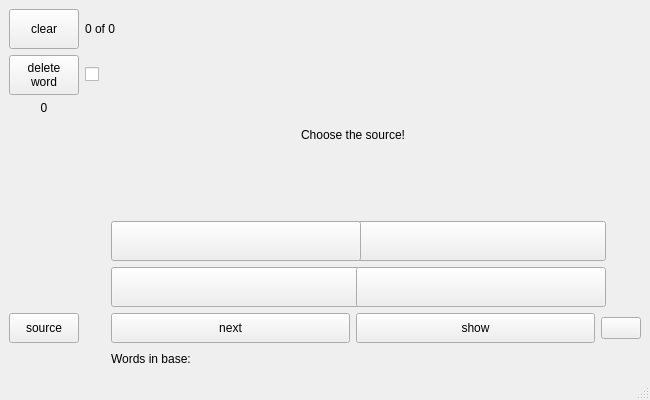
First picture: the form in engWords/mainwindow.ui, repository Vladimir-Khlghatyan/engWords, before the edit.
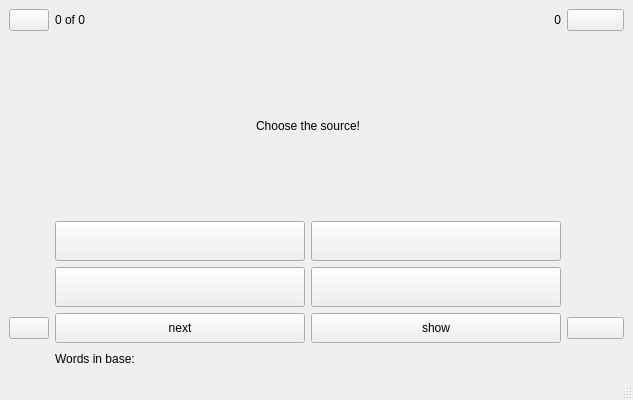
Second picture: the form after the edit.

Commit message: REDESIGN - added icons for buttons

The edit to the form file:
```diff
--- a/engWords/mainwindow.ui
+++ b/engWords/mainwindow.ui
@@ -6,85 +6,60 @@
    <rect>
     <x>0</x>
     <y>0</y>
-    <width>650</width>
+    <width>633</width>
     <height>400</height>
    </rect>
   </property>
-  <property name="minimumSize">
-   <size>
-    <width>650</width>
-    <height>400</height>
-   </size>
-  </property>
-  <property name="maximumSize">
-   <size>
-    <width>650</width>
-    <height>400</height>
-   </size>
-  </property>
   <property name="windowTitle">
    <string>MainWindow</string>
   </property>
   <widget class="QWidget" name="centralwidget">
    <layout class="QGridLayout" name="gridLayout_2">
-    <item row="6" column="5">
-     <spacer name="horizontalSpacer">
-      <property name="orientation">
-       <enum>Qt::Horizontal</enum>
-      </property>
-      <property name="sizeHint" stdset="0">
+    <item row="0" column="4">
+     <widget class="QLabel" name="dltLabel">
+      <property name="maximumSize">
        <size>
-        <width>40</width>
+        <width>16777215</width>
         <height>20</height>
        </size>
       </property>
-     </spacer>
-    </item>
-    <item row="6" column="4">
-     <widget class="QPushButton" name="pushButton_1">
-      <property name="minimumSize">
-       <size>
-        <width>250</width>
-        <height>40</height>
-       </size>
-      </property>
       <property name="text">
-       <string/>
+       <string>0</string>
       </property>
-     </widget>
-    </item>
-    <item row="6" column="3">
-     <widget class="QPushButton" name="pushButton_0">
-      <property name="minimumSize">
-       <size>
-        <width>250</width>
-        <height>40</height>
-       </size>
+      <property name="alignment">
+       <set>Qt::AlignRight|Qt::AlignTrailing|Qt::AlignVCenter</set>
       </property>
-      <property name="text">
-       <string/>
-      </property>
      </widget>
     </item>
-    <item row="0" column="0">
-     <widget class="QPushButton" name="clear">
+    <item row="10" column="2" colspan="2">
+     <widget class="QLabel" name="wordCount">
       <property name="minimumSize">
        <size>
         <width>0</width>
-        <height>40</height>
+        <height>20</height>
        </size>
       </property>
       <property name="maximumSize">
        <size>
-        <width>70</width>
-        <height>16777215</height>
+        <width>16777215</width>
+        <height>20</height>
        </size>
       </property>
-      <property name="layoutDirection">
-       <enum>Qt::LeftToRight</enum>
+      <property name="text">
+       <string>Words in base: </string>
       </property>
+     </widget>
+    </item>
+    <item row="8" column="4">
+     <widget class="QPushButton" name="pushButton_3">
+      <property name="minimumSize">
+       <size>
+        <width>250</width>
+        <height>40</height>
+       </size>
+      </property>
       <property name="text">
-       <string>clear</string>
+       <string/>
       </property>
      </widget>
     </item>
@@ -101,53 +76,7 @@
       </property>
      </spacer>
     </item>
-    <item row="0" column="5">
-     <spacer name="horizontalSpacer_4">
-      <property name="orientation">
-       <enum>Qt::Horizontal</enum>
-      </property>
-      <property name="sizeHint" stdset="0">
-       <size>
-        <width>40</width>
-        <height>20</height>
-       </size>
-      </property>
-     </spacer>
-    </item>
-    <item row="6" column="0">
-     <spacer name="horizontalSpacer_3">
-      <property name="orientation">
-       <enum>Qt::Horizontal</enum>
-      </property>
-      <property name="sizeHint" stdset="0">
-       <size>
-        <width>40</width>
-        <height>20</height>
-       </size>
-      </property>
-     </spacer>
-    </item>
-    <item row="8" column="3">
-     <widget class="QPushButton" name="pushButton_2">
-      <property name="minimumSize">
-       <size>
-        <width>250</width>
-        <height>40</height>
-       </size>
-      </property>
-      <property name="text">
-       <string/>
-      </property>
-     </widget>
-    </item>
-    <item row="1" column="1">
-     <widget class="QCheckBox" name="checkBox">
-      <property name="text">
-       <string/>
-      </property>
-     </widget>
-    </item>
-    <item row="0" column="1" colspan="4">
+    <item row="0" column="2" colspan="2">
      <widget class="QLabel" name="countLabel">
       <property name="maximumSize">
        <size>
@@ -163,70 +92,21 @@
       </property>
      </widget>
     </item>
-    <item row="1" column="0">
-     <widget class="QPushButton" name="dlt">
-      <property name="minimumSize">
-       <size>
-        <width>0</width>
-        <height>40</height>
-       </size>
-      </property>
-      <property name="maximumSize">
-       <size>
-        <width>70</width>
-        <height>16777215</height>
-       </size>
-      </property>
-      <property name="text">
-       <string>delete
-word</string>
-      </property>
-     </widget>
-    </item>
-    <item row="2" column="0">
-     <widget class="QLabel" name="dltLabel">
-      <property name="text">
-       <string>0</string>
-      </property>
-      <property name="alignment">
-       <set>Qt::AlignHCenter|Qt::AlignTop</set>
-      </property>
-     </widget>
-    </item>
-    <item row="8" column="0">
-     <spacer name="horizontalSpacer_1">
-      <property name="orientation">
-       <enum>Qt::Horizontal</enum>
-      </property>
-      <property name="sizeHint" stdset="0">
-       <size>
-        <width>40</width>
-        <height>20</height>
-       </size>
-      </property>
-     </spacer>
-    </item>
-    <item row="9" column="0">
-     <widget class="QPushButton" name="source">
+    <item row="9" column="4">
+     <widget class="QPushButton" name="show">
       <property name="minimumSize">
        <size>
         <width>0</width>
         <height>30</height>
        </size>
       </property>
-      <property name="maximumSize">
-       <size>
-        <width>70</width>
-        <height>16777215</height>
-       </size>
-      </property>
       <property name="text">
-       <string>source</string>
+       <string>show</string>
       </property>
      </widget>
     </item>
-    <item row="8" column="4">
-     <widget class="QPushButton" name="pushButton_3">
+    <item row="8" column="2" colspan="2">
+     <widget class="QPushButton" name="pushButton_2">
       <property name="minimumSize">
        <size>
         <width>250</width>
@@ -238,26 +118,7 @@
       </property>
      </widget>
     </item>
-    <item row="10" column="3">
-     <widget class="QLabel" name="wordCount">
-      <property name="minimumSize">
-       <size>
-        <width>0</width>
-        <height>20</height>
-       </size>
-      </property>
-      <property name="maximumSize">
-       <size>
-        <width>16777215</width>
-        <height>20</height>
-       </size>
-      </property>
-      <property name="text">
-       <string>Words in base: </string>
-      </property>
-     </widget>
-    </item>
-    <item row="1" column="3" rowspan="5" colspan="2">
+    <item row="1" column="2" rowspan="5" colspan="3">
      <widget class="QLabel" name="wordLabel">
       <property name="text">
        <string>Choose the source!</string>
@@ -270,29 +131,10 @@
       </property>
      </widget>
     </item>
-    <item row="9" column="3">
-     <widget class="QPushButton" name="newWord">
-      <property name="minimumSize">
-       <size>
-        <width>0</width>
-        <height>30</height>
-       </size>
-      </property>
+    <item row="0" column="0">
+     <widget class="QPushButton" name="resetBtn">
       <property name="text">
-       <string>next</string>
-      </property>
-     </widget>
-    </item>
-    <item row="9" column="4">
-     <widget class="QPushButton" name="show">
-      <property name="minimumSize">
-       <size>
-        <width>0</width>
-        <height>30</height>
-       </size>
-      </property>
-      <property name="text">
-       <string>show</string>
+       <string/>
       </property>
      </widget>
     </item>
@@ -301,6 +143,67 @@
       <property name="text">
        <string/>
       </property>
+      <property name="flat">
+       <bool>false</bool>
+      </property>
+     </widget>
+    </item>
+    <item row="6" column="4">
+     <widget class="QPushButton" name="pushButton_1">
+      <property name="minimumSize">
+       <size>
+        <width>250</width>
+        <height>40</height>
+       </size>
+      </property>
+      <property name="text">
+       <string/>
+      </property>
+     </widget>
+    </item>
+    <item row="0" column="5">
+     <widget class="QPushButton" name="deleteBtn"/>
+    </item>
+    <item row="9" column="0">
+     <widget class="QPushButton" name="sourceBtn"/>
+    </item>
+    <item row="6" column="5">
+     <spacer name="horizontalSpacer">
+      <property name="orientation">
+       <enum>Qt::Horizontal</enum>
+      </property>
+      <property name="sizeHint" stdset="0">
+       <size>
+        <width>40</width>
+        <height>20</height>
+       </size>
+      </property>
+     </spacer>
+    </item>
+    <item row="6" column="2" colspan="2">
+     <widget class="QPushButton" name="pushButton_0">
+      <property name="minimumSize">
+       <size>
+        <width>250</width>
+        <height>40</height>
+       </size>
+      </property>
+      <property name="text">
+       <string/>
+      </property>
+     </widget>
+    </item>
+    <item row="9" column="2" colspan="2">
+     <widget class="QPushButton" name="newWord">
+      <property name="minimumSize">
+       <size>
+        <width>0</width>
+        <height>30</height>
+       </size>
+      </property>
+      <property name="text">
+       <string>next</string>
+      </property>
      </widget>
     </item>
    </layout>
@@ -310,7 +213,7 @@
     <rect>
      <x>0</x>
      <y>0</y>
-     <width>650</width>
+     <width>633</width>
      <height>25</height>
     </rect>
    </property>
```
The commit also changes 17 other files.
